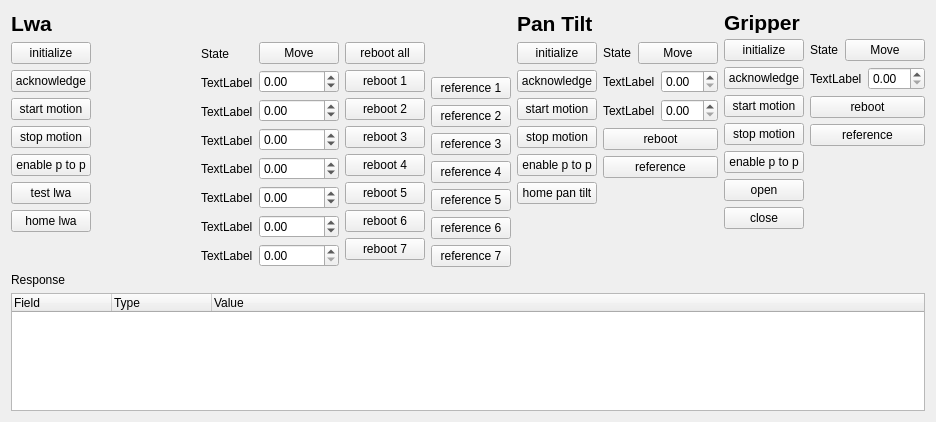
robinJKU/omnirob_robin, file omnirob_robin_rqt/resource/OmnirobDashboard.ui: the form before one commit.
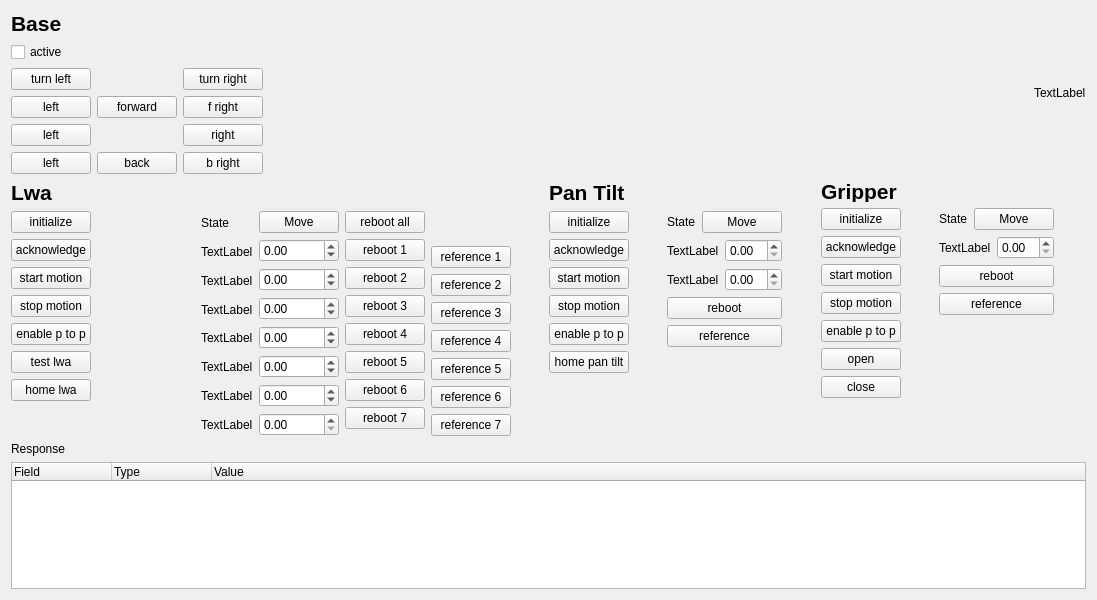
The form after the commit.

Commit message: Base added to omnirobDashboard

```diff
--- a/omnirob_robin_rqt/resource/OmnirobDashboard.ui
+++ b/omnirob_robin_rqt/resource/OmnirobDashboard.ui
@@ -6,14 +6,141 @@
    <rect>
     <x>0</x>
     <y>0</y>
-    <width>904</width>
-    <height>422</height>
+    <width>1097</width>
+    <height>600</height>
    </rect>
   </property>
   <property name="windowTitle">
    <string>OmnirobDashboard</string>
   </property>
-  <layout class="QVBoxLayout" name="verticalLayout_3" stretch="0,0">
+  <layout class="QVBoxLayout" name="verticalLayout_10">
+   <item>
+    <layout class="QHBoxLayout" name="horizontalLayout_12">
+     <item>
+      <layout class="QVBoxLayout" name="verticalLayout_16">
+       <item>
+        <widget class="QLabel" name="label_base">
+         <property name="font">
+          <font>
+           <pointsize>16</pointsize>
+           <weight>75</weight>
+           <bold>true</bold>
+          </font>
+         </property>
+         <property name="text">
+          <string>Base</string>
+         </property>
+        </widget>
+       </item>
+       <item>
+        <layout class="QGridLayout" name="gridLayout" columnstretch="0,0,0">
+         <item row="3" column="2">
+          <widget class="QPushButton" name="base_forward_right">
+           <property name="text">
+            <string>f right</string>
+           </property>
+          </widget>
+         </item>
+         <item row="4" column="0">
+          <widget class="QPushButton" name="base_left">
+           <property name="text">
+            <string>left</string>
+           </property>
+          </widget>
+         </item>
+         <item row="4" column="2">
+          <widget class="QPushButton" name="base_right">
+           <property name="text">
+            <string>right</string>
+           </property>
+          </widget>
+         </item>
+         <item row="2" column="2">
+          <widget class="QPushButton" name="base_turn_right">
+           <property name="text">
+            <string>turn right</string>
+           </property>
+          </widget>
+         </item>
+         <item row="2" column="0">
+          <widget class="QPushButton" name="base_turn_left">
+           <property name="text">
+            <string>turn left</string>
+           </property>
+          </widget>
+         </item>
+         <item row="5" column="1">
+          <widget class="QPushButton" name="base_back">
+           <property name="text">
+            <string>back</string>
+           </property>
+          </widget>
+         </item>
+         <item row="3" column="0">
+          <widget class="QPushButton" name="base_forward_left">
+           <property name="text">
+            <string>left</string>
+           </property>
+          </widget>
+         </item>
+         <item row="5" column="2">
+          <widget class="QPushButton" name="base_back_right">
+           <property name="text">
+            <string>b right</string>
+           </property>
+          </widget>
+         </item>
+         <item row="3" column="1">
+          <widget class="QPushButton" name="base_forward">
+           <property name="text">
+            <string>forward</string>
+           </property>
+          </widget>
+         </item>
+         <item row="5" column="0">
+          <widget class="QPushButton" name="base_back_left">
+           <property name="text">
+            <string>left</string>
+           </property>
+          </widget>
+         </item>
+         <item row="1" column="0">
+          <widget class="QCheckBox" name="base_active">
+           <property name="text">
+            <string>active</string>
+           </property>
+          </widget>
+         </item>
+        </layout>
+       </item>
+      </layout>
+     </item>
+     <item>
+      <spacer name="horizontalSpacer_7">
+       <property name="orientation">
+        <enum>Qt::Horizontal</enum>
+       </property>
+       <property name="sizeHint" stdset="0">
+        <size>
+         <width>40</width>
+         <height>20</height>
+        </size>
+       </property>
+      </spacer>
+     </item>
+     <item>
+      <layout class="QVBoxLayout" name="verticalLayout_15">
+       <item>
+        <widget class="QLabel" name="label">
+         <property name="text">
+          <string>TextLabel</string>
+         </property>
+        </widget>
+       </item>
+      </layout>
+     </item>
+    </layout>
+   </item>
    <item>
     <layout class="QHBoxLayout" name="horizontalLayout">
      <item>
@@ -849,11 +976,6 @@
     </layout>
    </item>
    <item>
-    <widget class="QSplitter" name="splitter">
-     <property name="orientation">
-      <enum>Qt::Horizontal</enum>
-     </property>
-     <widget class="QWidget" name="layoutWidget">
       <layout class="QVBoxLayout" name="verticalLayout">
        <item>
         <widget class="QLabel" name="label_3">
@@ -909,8 +1031,6 @@
         </widget>
        </item>
       </layout>
-     </widget>
-    </widget>
    </item>
   </layout>
  </widget>
```
Lines whose indentation alone changed are shown as unchanged. The commit also changes 2 other files.
